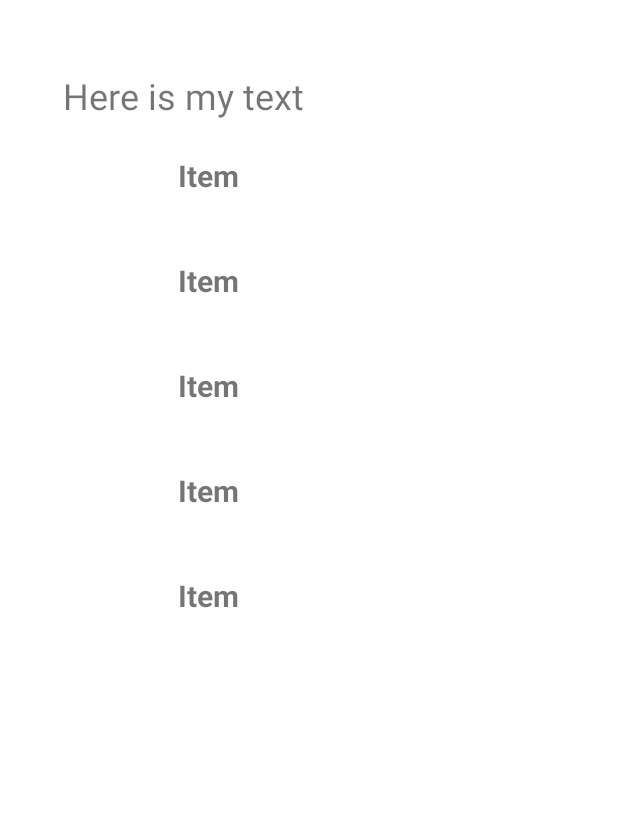
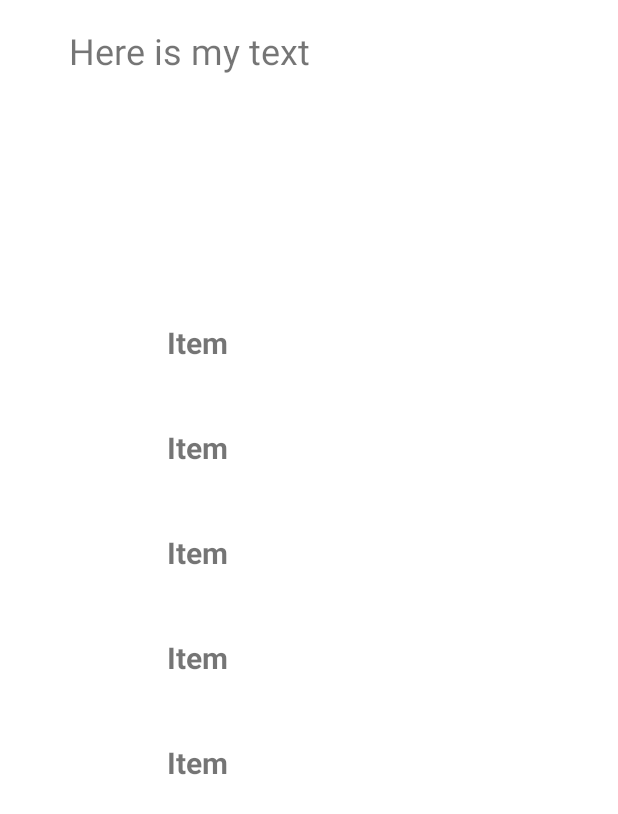
Before and after one commit to Asphar/AndroidERestaurant, an Android app: the layout activity_menu.xml on its own in the app's theme, with its tools: preview values and no code run, on a phone screen of 412 x 824 dp. Shown: the top 814 px of the screen. Run offline under Robolectric (Android 15) with nearby library versions, the phone set to English and light mode, and no system bars.

Commit message:
Fixing issues

```diff
--- a/app/src/main/res/layout/activity_menu.xml
+++ b/app/src/main/res/layout/activity_menu.xml
@@ -14,20 +14,24 @@
         android:textSize="24sp"
         app:layout_constraintBottom_toBottomOf="parent"
         app:layout_constraintEnd_toEndOf="parent"
-        app:layout_constraintHorizontal_bias="0.167"
+        app:layout_constraintHorizontal_bias="0.183"
         app:layout_constraintStart_toStartOf="parent"
         app:layout_constraintTop_toTopOf="parent"
-        app:layout_constraintVertical_bias="0.06" />
+        app:layout_constraintVertical_bias="0.022" />
 
     <androidx.recyclerview.widget.RecyclerView
         android:id="@+id/recyclerview"
-        android:layout_width="305dp"
-        android:layout_height="677dp"
+        android:layout_width="319dp"
+        android:layout_height="567dp"
+        android:layout_marginStart="46dp"
+        android:layout_marginEnd="23dp"
+        android:layout_marginBottom="57dp"
         app:layout_constraintBottom_toBottomOf="parent"
         app:layout_constraintEnd_toEndOf="parent"
+        app:layout_constraintHorizontal_bias="0.0"
         app:layout_constraintStart_toStartOf="parent"
         app:layout_constraintTop_toTopOf="parent"
-        app:layout_constraintVertical_bias="0.598"
+        app:layout_constraintVertical_bias="1.0"
         tools:ignore="MissingConstraints"
         tools:itemCount="5"
         tools:listitem="@layout/card_view_design" />
```
